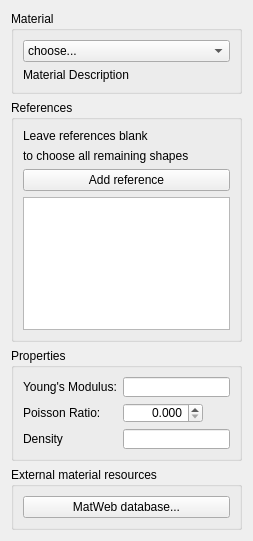
makkemal/FreeCAD, file src/Mod/Fem/TaskPanelMechanicalMaterial.ui: the form before one commit.
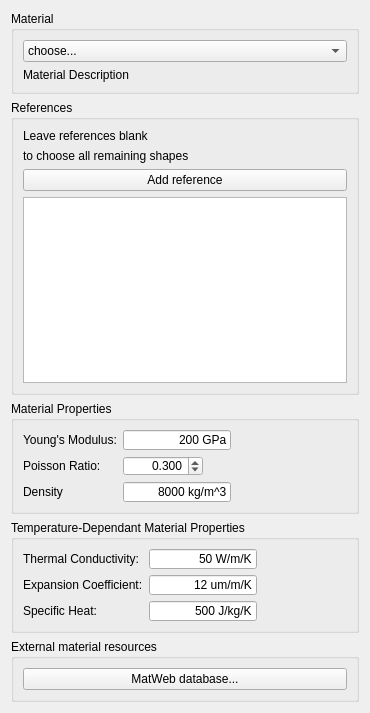
The form after the commit. Custom widgets are drawn as their Qt base class.

Commit message: FEM: Thermo-Mechanical Version 4: Part 1: Thermo-mechanical additions to solver; Fixed temperature and heatflux added; additions made to results and VTK;

```diff
--- a/src/Mod/Fem/TaskPanelMechanicalMaterial.ui
+++ b/src/Mod/Fem/TaskPanelMechanicalMaterial.ui
@@ -6,8 +6,8 @@
    <rect>
     <x>0</x>
     <y>0</y>
-    <width>253</width>
-    <height>541</height>
+    <width>370</width>
+    <height>713</height>
    </rect>
   </property>
   <property name="windowTitle">
@@ -93,7 +93,7 @@
       </size>
      </property>
      <property name="title">
-      <string>Properties</string>
+      <string>Material Properties</string>
      </property>
      <layout class="QVBoxLayout" name="verticalLayout_7">
       <item>
@@ -122,6 +122,9 @@
             <height>20</height>
            </size>
           </property>
+          <property name="text">
+           <string>200 GPa</string>
+          </property>
           <property name="alignment">
            <set>Qt::AlignRight|Qt::AlignTrailing|Qt::AlignVCenter</set>
           </property>
@@ -176,7 +179,7 @@
            <double>0.100000000000000</double>
           </property>
           <property name="value">
-           <double>0.000000000000000</double>
+           <double>0.300000000000000</double>
           </property>
          </widget>
         </item>
@@ -202,7 +205,7 @@
            </size>
           </property>
           <property name="text">
-           <string/>
+           <string>8000 kg/m^3</string>
           </property>
           <property name="alignment">
            <set>Qt::AlignRight|Qt::AlignTrailing|Qt::AlignVCenter</set>
@@ -214,7 +217,161 @@
            <double>2000000000.000000000000000</double>
           </property>
           <property name="unit" stdset="0">
-           <string notr="true">kg/mm^3</string>
+           <string notr="true">kg/m^3</string>
+          </property>
+          <property name="decimals" stdset="0">
+           <number>3</number>
+          </property>
+          <property name="value" stdset="0">
+           <double>0.000000000000000</double>
+          </property>
+         </widget>
+        </item>
+       </layout>
+      </item>
+     </layout>
+    </widget>
+   </item>
+   <item>
+    <widget class="QGroupBox" name="GroupQuantities_5">
+     <property name="maximumSize">
+      <size>
+       <width>16777215</width>
+       <height>1677215</height>
+      </size>
+     </property>
+     <property name="title">
+      <string>Temperature-Dependant Material Properties</string>
+     </property>
+     <layout class="QVBoxLayout" name="verticalLayout_8">
+      <item>
+       <layout class="QFormLayout" name="formLayout_3">
+        <property name="fieldGrowthPolicy">
+         <enum>QFormLayout::AllNonFixedFieldsGrow</enum>
+        </property>
+        <item row="0" column="0">
+         <widget class="QLabel" name="label_12">
+          <property name="text">
+           <string>Thermal Conductivity:</string>
+          </property>
+         </widget>
+        </item>
+        <item row="1" column="0">
+         <widget class="QLabel" name="label_13">
+          <property name="text">
+           <string>Expansion Coefficient:</string>
+          </property>
+         </widget>
+        </item>
+        <item row="1" column="1">
+         <widget class="Gui::InputField" name="input_fd_expansion_coefficient">
+          <property name="sizePolicy">
+           <sizepolicy hsizetype="Fixed" vsizetype="Fixed">
+            <horstretch>0</horstretch>
+            <verstretch>0</verstretch>
+           </sizepolicy>
+          </property>
+          <property name="minimumSize">
+           <size>
+            <width>80</width>
+            <height>20</height>
+           </size>
+          </property>
+          <property name="text">
+           <string>12 um/m/K</string>
+          </property>
+          <property name="alignment">
+           <set>Qt::AlignRight|Qt::AlignTrailing|Qt::AlignVCenter</set>
+          </property>
+          <property name="singleStep" stdset="0">
+           <double>2.000000000000000</double>
+          </property>
+          <property name="maximum" stdset="0">
+           <double>2000000000.000000000000000</double>
+          </property>
+          <property name="unit" stdset="0">
+           <string notr="true">m/m/K</string>
+          </property>
+          <property name="decimals" stdset="0">
+           <number>3</number>
+          </property>
+          <property name="value" stdset="0">
+           <double>0.000000000000000</double>
+          </property>
+         </widget>
+        </item>
+        <item row="2" column="0">
+         <widget class="QLabel" name="label_14">
+          <property name="text">
+           <string>Specific Heat:</string>
+          </property>
+         </widget>
+        </item>
+        <item row="2" column="1">
+         <widget class="Gui::InputField" name="input_fd_specific_heat">
+          <property name="sizePolicy">
+           <sizepolicy hsizetype="Fixed" vsizetype="Fixed">
+            <horstretch>0</horstretch>
+            <verstretch>0</verstretch>
+           </sizepolicy>
+          </property>
+          <property name="minimumSize">
+           <size>
+            <width>80</width>
+            <height>20</height>
+           </size>
+          </property>
+          <property name="text">
+           <string>500 J/kg/K</string>
+          </property>
+          <property name="alignment">
+           <set>Qt::AlignRight|Qt::AlignTrailing|Qt::AlignVCenter</set>
+          </property>
+          <property name="singleStep" stdset="0">
+           <double>2.000000000000000</double>
+          </property>
+          <property name="maximum" stdset="0">
+           <double>2050000000.000000000000000</double>
+          </property>
+          <property name="unit" stdset="0">
+           <string notr="true">J/kg/K</string>
+          </property>
+          <property name="decimals" stdset="0">
+           <number>3</number>
+          </property>
+          <property name="value" stdset="0">
+           <double>0.000000000000000</double>
+          </property>
+         </widget>
+        </item>
+        <item row="0" column="1">
+         <widget class="Gui::InputField" name="input_fd_thermal_conductivity">
+          <property name="sizePolicy">
+           <sizepolicy hsizetype="Fixed" vsizetype="Fixed">
+            <horstretch>0</horstretch>
+            <verstretch>0</verstretch>
+           </sizepolicy>
+          </property>
+          <property name="minimumSize">
+           <size>
+            <width>80</width>
+            <height>20</height>
+           </size>
+          </property>
+          <property name="text">
+           <string>50 W/m/K</string>
+          </property>
+          <property name="alignment">
+           <set>Qt::AlignRight|Qt::AlignTrailing|Qt::AlignVCenter</set>
+          </property>
+          <property name="singleStep" stdset="0">
+           <double>2.000000000000000</double>
+          </property>
+          <property name="maximum" stdset="0">
+           <double>2000000000.000000000000000</double>
+          </property>
+          <property name="unit" stdset="0">
+           <string notr="true">W/m/K</string>
           </property>
           <property name="decimals" stdset="0">
            <number>3</number>
```
Left out of the diff: 4 changed lines with no effect on the pictures. The commit also changes 70 other files.
